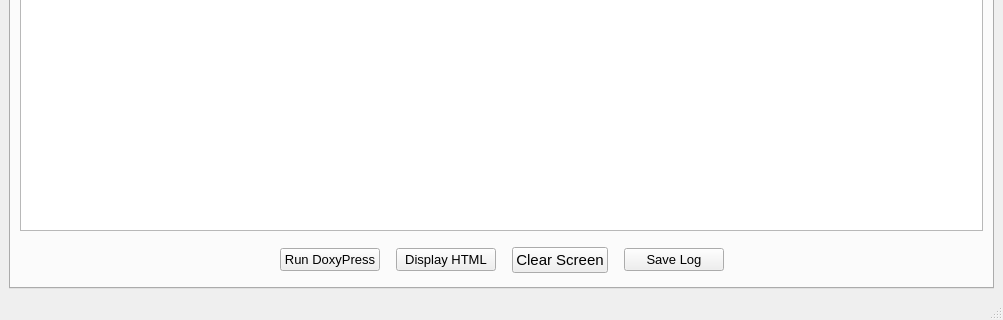
Before: the Qt Designer form forms/mainwindow.ui in copperspice/doxypressapp, drawn with Qt 5; both pictures show x 0 to 1003 and y 489 to 809 of the 1003 by 809 pixel window.
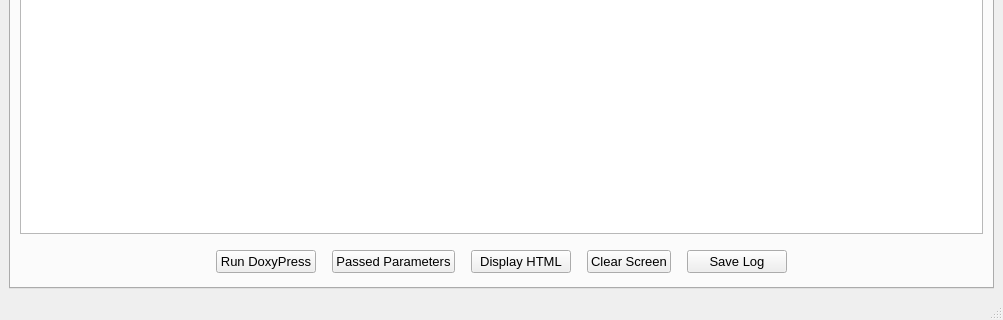
After: the same form once the commit is applied. The open tabs and pages were chosen to show the change. Icons and pictures are not drawn.

```diff
--- a/forms/mainwindow.ui
+++ b/forms/mainwindow.ui
@@ -10224,7 +10224,7 @@
         <item>
          <layout class="QHBoxLayout" name="horizontalLayout">
           <item>
-           <spacer name="horizontalSpacer_1">
+           <spacer name="horizontalSpacer_2">
             <property name="orientation">
              <enum>Qt::Horizontal</enum>
             </property>
@@ -10255,7 +10255,35 @@
            </widget>
           </item>
           <item>
-           <spacer name="horizontalSpacer_2">
+           <spacer name="horizontalSpacer_1">
+            <property name="orientation">
+             <enum>Qt::Horizontal</enum>
+            </property>
+            <property name="sizeType">
+             <enum>QSizePolicy::Fixed</enum>
+            </property>
+            <property name="sizeHint" stdset="0">
+             <size>
+              <width>10</width>
+              <height>10</height>
+             </size>
+            </property>
+           </spacer>
+          </item>
+          <item>
+           <widget class="QPushButton" name="parameters_PB">
+            <property name="font">
+             <font>
+              <pointsize>10</pointsize>
+             </font>
+            </property>
+            <property name="text">
+             <string>Passed Parameters</string>
+            </property>
+           </widget>
+          </item>
+          <item>
+           <spacer name="horizontalSpacer_3">
             <property name="orientation">
              <enum>Qt::Horizontal</enum>
             </property>
@@ -10289,7 +10317,7 @@
            </widget>
           </item>
           <item>
-           <spacer name="horizontalSpacer_4">
+           <spacer name="horizontalSpacer_5">
             <property name="orientation">
              <enum>Qt::Horizontal</enum>
             </property>
@@ -10306,13 +10334,18 @@
           </item>
           <item>
            <widget class="QPushButton" name="clear_PB">
+            <property name="font">
+             <font>
+              <pointsize>10</pointsize>
+             </font>
+            </property>
             <property name="text">
              <string>Clear Screen</string>
             </property>
            </widget>
           </item>
           <item>
-           <spacer name="horizontalSpacer_3">
+           <spacer name="horizontalSpacer_4">
             <property name="orientation">
              <enum>Qt::Horizontal</enum>
             </property>
@@ -10346,7 +10379,7 @@
            </widget>
           </item>
           <item>
-           <spacer name="horizontalSpacer_5">
+           <spacer name="horizontalSpacer_6">
             <property name="orientation">
              <enum>Qt::Horizontal</enum>
             </property>
```
Left out of the diff: 2 changed lines with no effect on the pictures.
